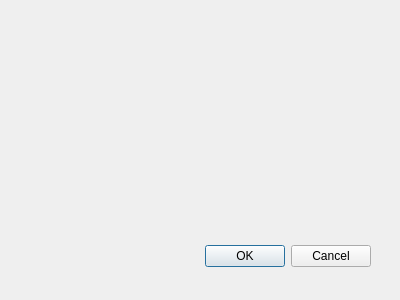
Above: libraries/qxrdlib/qxrdareadetectordialog.ui from guyjennings/qxrd before the change. Below: the same form after it.
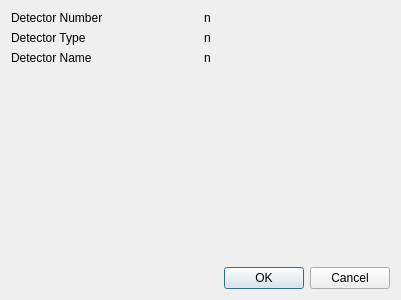
That is the form after the change.

Commit message: Started defining detector config dialogs

The edit to the form file:
```diff
--- a/libraries/qxrdlib/qxrdareadetectordialog.ui
+++ b/libraries/qxrdlib/qxrdareadetectordialog.ui
@@ -15,22 +15,73 @@
   <property name="windowTitle">
    <string>Dialog</string>
   </property>
-  <widget class="QDialogButtonBox" name="buttonBox">
-   <property name="geometry">
-    <rect>
-     <x>30</x>
-     <y>240</y>
-     <width>341</width>
-     <height>32</height>
-    </rect>
-   </property>
-   <property name="orientation">
-    <enum>Qt::Horizontal</enum>
-   </property>
-   <property name="standardButtons">
-    <set>QDialogButtonBox::Cancel|QDialogButtonBox::Ok</set>
-   </property>
-  </widget>
+  <layout class="QGridLayout" name="gridLayout">
+   <item row="0" column="0">
+    <widget class="QLabel" name="label">
+     <property name="text">
+      <string>Detector Number</string>
+     </property>
+    </widget>
+   </item>
+   <item row="0" column="1">
+    <widget class="QLabel" name="m_DetectorNumber">
+     <property name="text">
+      <string>n</string>
+     </property>
+    </widget>
+   </item>
+   <item row="1" column="0">
+    <widget class="QLabel" name="label_2">
+     <property name="text">
+      <string>Detector Type</string>
+     </property>
+    </widget>
+   </item>
+   <item row="1" column="1">
+    <widget class="QLabel" name="m_DetectorType">
+     <property name="text">
+      <string>n</string>
+     </property>
+    </widget>
+   </item>
+   <item row="2" column="0">
+    <widget class="QLabel" name="label_3">
+     <property name="text">
+      <string>Detector Name</string>
+     </property>
+    </widget>
+   </item>
+   <item row="2" column="1">
+    <widget class="QLabel" name="m_DetectorName">
+     <property name="text">
+      <string>n</string>
+     </property>
+    </widget>
+   </item>
+   <item row="3" column="0" colspan="2">
+    <spacer name="verticalSpacer">
+     <property name="orientation">
+      <enum>Qt::Vertical</enum>
+     </property>
+     <property name="sizeHint" stdset="0">
+      <size>
+       <width>379</width>
+       <height>171</height>
+      </size>
+     </property>
+    </spacer>
+   </item>
+   <item row="4" column="0" colspan="2">
+    <widget class="QDialogButtonBox" name="buttonBox">
+     <property name="orientation">
+      <enum>Qt::Horizontal</enum>
+     </property>
+     <property name="standardButtons">
+      <set>QDialogButtonBox::Cancel|QDialogButtonBox::Ok</set>
+     </property>
+    </widget>
+   </item>
+  </layout>
  </widget>
  <pixmapfunction/>
  <resources/>
```
Left out of the diff: 5 changed lines with no effect on the pictures. The commit also changes 1 other file.
